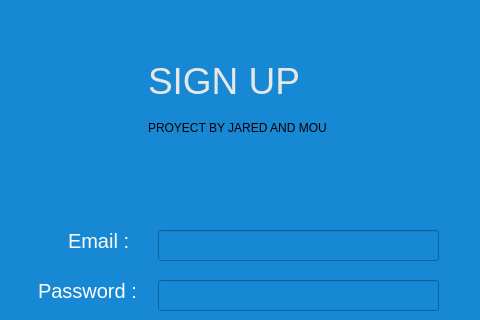
Qt form createacc.ui (Detectov/PharmacyProject) before a commit; both pictures show x 82 to 562 and y 0 to 320 of the 562 by 613 pixel window.
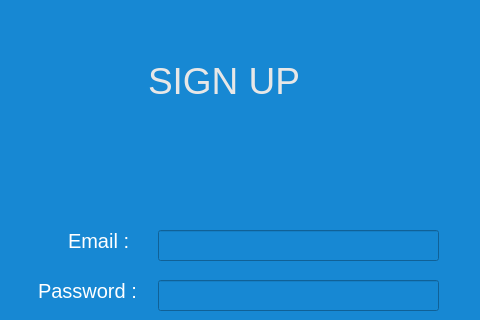
The same form after that commit.

What changed in the file:
```diff
--- a/createacc.ui
+++ b/createacc.ui
@@ -121,19 +121,6 @@
     <string>SIGN UP</string>
    </property>
   </widget>
-  <widget class="QLabel" name="label_4">
-   <property name="geometry">
-    <rect>
-     <x>230</x>
-     <y>120</y>
-     <width>191</width>
-     <height>16</height>
-    </rect>
-   </property>
-   <property name="text">
-    <string>PROYECT BY JARED AND MOU </string>
-   </property>
-  </widget>
   <widget class="QLineEdit" name="confirmpass">
    <property name="geometry">
     <rect>
```
